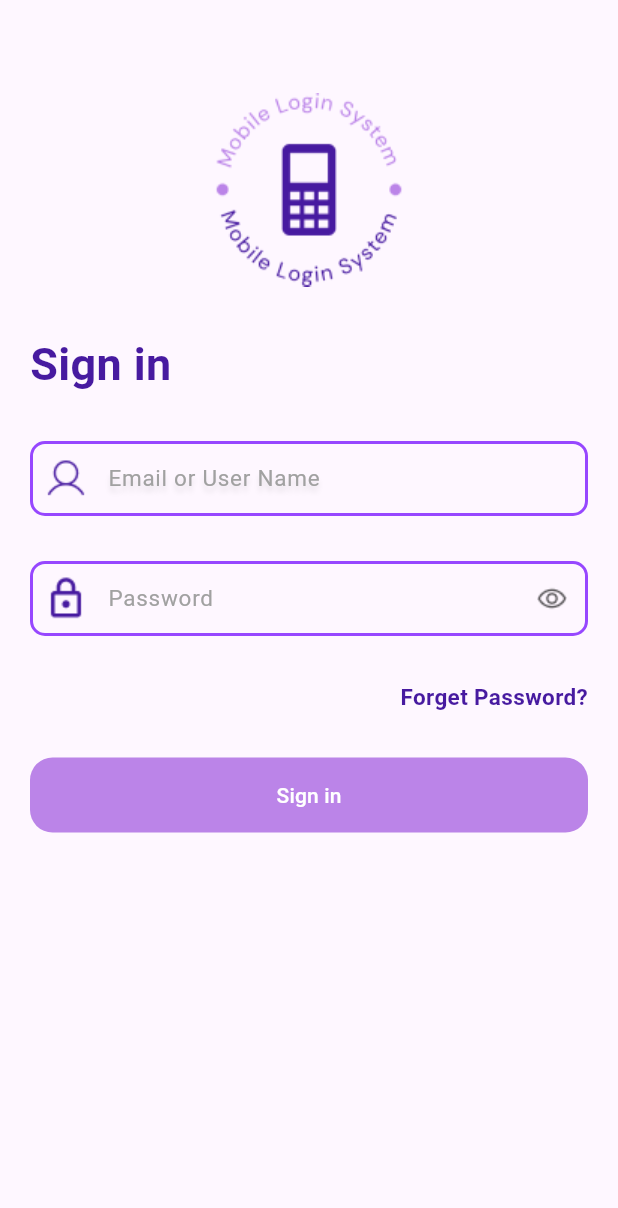
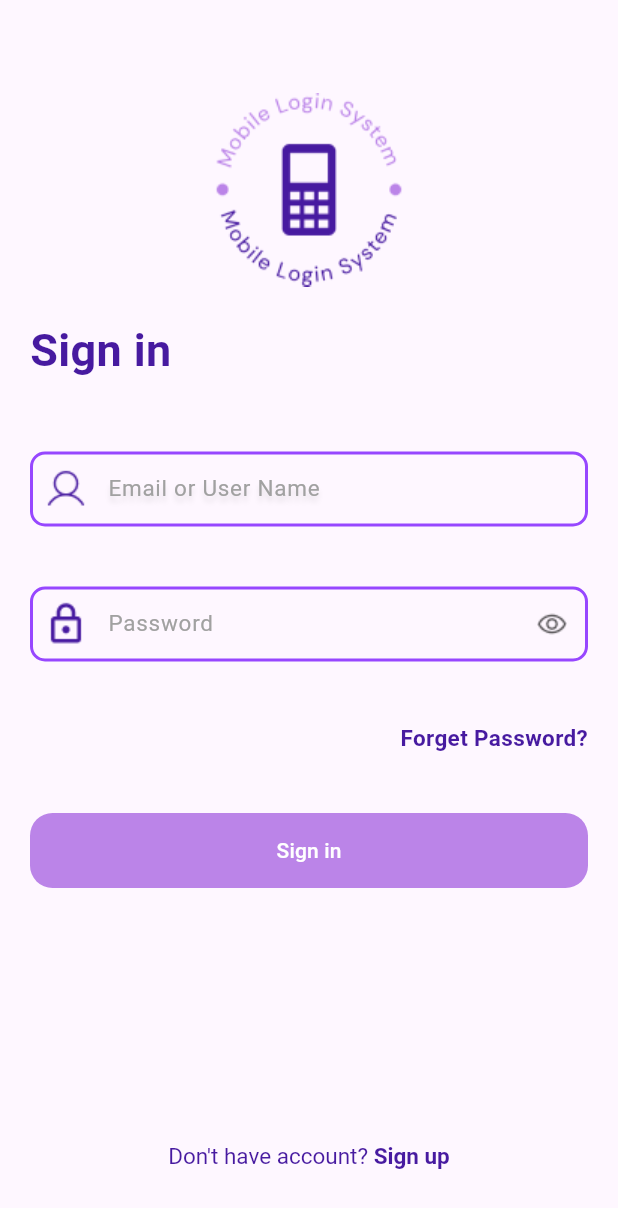
Before and after one commit to ddmuzyk/account-app, a Flutter app: the screen it shows after launch, on a phone screen of 412 x 824 dp. Shown: the top 1208 px of the screen. Run offline on Flutter 3.47's test engine with Material 3 defaults, Android fonts, the light colour scheme and no system bars.

Commit message:
finish ui for login route

```diff
--- a/lib/views/login/login_view.dart
+++ b/lib/views/login/login_view.dart
@@ -3,6 +3,7 @@ import 'package:dsw_52745/utils/my_images.dart';
 import 'package:dsw_52745/views/register/register_view.dart';
 import 'package:dsw_52745/views/widgets/basic_text_form_field.dart';
 import 'package:flutter/material.dart';
+import 'package:flutter/gestures.dart';
 
 class LoginView extends StatefulWidget {
   const LoginView({super.key});
@@ -26,12 +27,12 @@ class _LoginViewState extends State<LoginView> {
               children: [
                 const SizedBox(height: 62),
                 Image.asset(MyImages.logo),
-                const SizedBox(height: 30),
+                const SizedBox(height: 21),
                 Align(
                   alignment: Alignment.centerLeft,
                   child: _signInText('Sign in'),
                 ),
-                const SizedBox(height: 30),
+                const SizedBox(height: 46),
                 // ElevatedButton(
                 //   child: const Text('Open route'),
                 //   onPressed: () {
@@ -58,19 +59,19 @@ class _LoginViewState extends State<LoginView> {
                   prefixIcon: MyImages.user,
                   withShadow: true,
                 ),
-                const SizedBox(height: 30),
+                const SizedBox(height: 40),
                 const BasicTextFormField(
                   initialValue: '',
                   hintText: 'Password',
                   prefixIcon: MyImages.password,
                   suffixIcon: MyImages.eye,
                 ),
-                const SizedBox(height: 30),
+                const SizedBox(height: 40),
                 Align(
                   alignment: Alignment.centerRight,
                   child: _forgetPasswordText(),
                 ),
-                const SizedBox(height: 30),
+                const SizedBox(height: 40),
                 SizedBox(
                   width: double.infinity,
                   height: 50,
@@ -82,9 +83,34 @@ class _LoginViewState extends State<LoginView> {
                         borderRadius: BorderRadius.circular(15),
                       ),
                     ),
-                    child: Text('Sign in', style: TextStyle(color: MyColors.white)),
+                    child: Text('Sign in',
+                        style: TextStyle(color: MyColors.white)),
                   ),
                 ),
+                const SizedBox(height: 170),
+                RichText(
+                  text: TextSpan(
+                  text: "Don't have account?",
+                  style: TextStyle(color: MyColors.purple1, fontSize: 15),
+                  children: [
+                    TextSpan(
+                      text: ' Sign up',
+                      style: const TextStyle(
+                        fontSize: 15,
+                        fontWeight: FontWeight.w700,
+                      ),
+                      recognizer: TapGestureRecognizer()
+                        ..onTap = () {
+                          Navigator.push(
+                            context,
+                            MaterialPageRoute(
+                              builder: (context) => const RegisterView(),
+                            ),
+                          );
+                        },
+                    ),
+                  ],
+                ),),
               ],
             ),
           ),
```
